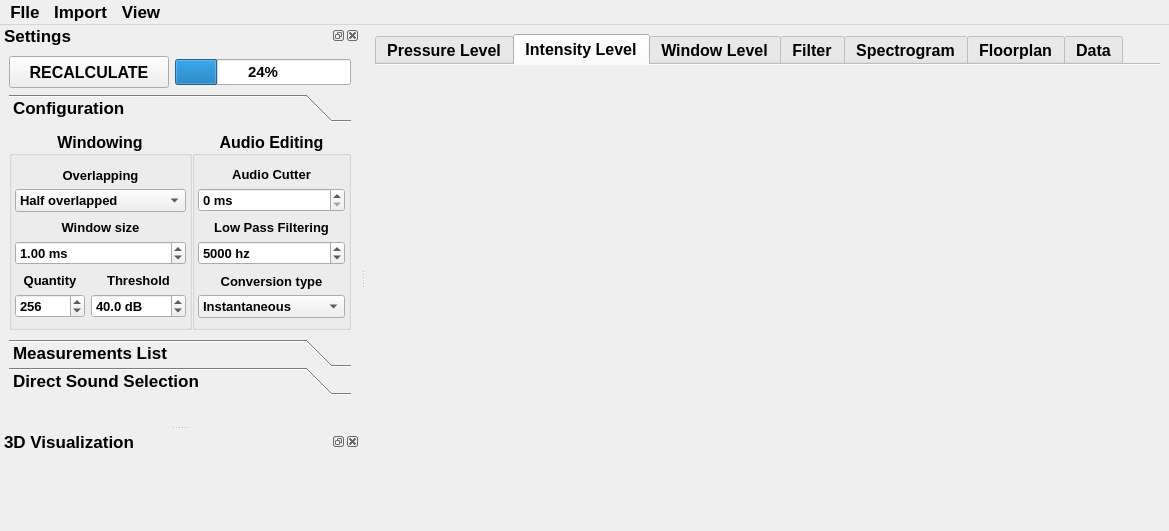
Above: Versiones anteriores/Version 3/interface.ui from imieza/IR3D-Visualizer before the change. Below: the same form after it.
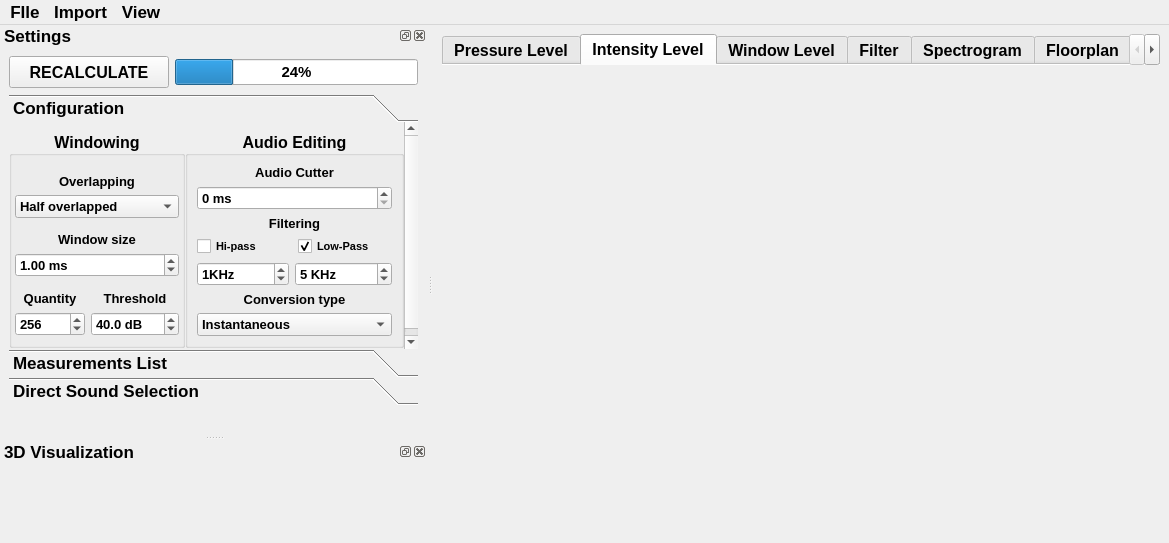
That is the form after the change. The open tabs and pages were chosen to show the change. Custom widgets are drawn as their Qt base class.

The edit to the form file:
```diff
--- a/Versiones anteriores/Version 3/interface.ui
+++ b/Versiones anteriores/Version 3/interface.ui
@@ -7,7 +7,7 @@
     <x>0</x>
     <y>0</y>
     <width>1169</width>
-    <height>525</height>
+    <height>543</height>
    </rect>
   </property>
   <property name="sizePolicy">
@@ -24,7 +24,13 @@
    </font>
   </property>
   <property name="windowTitle">
-   <string>MainWindow</string>
+   <string>IRV360</string>
+  </property>
+  <property name="toolButtonStyle">
+   <enum>Qt::ToolButtonFollowStyle</enum>
+  </property>
+  <property name="unifiedTitleAndToolBarOnMac">
+   <bool>true</bool>
   </property>
   <widget class="QWidget" name="widgetTabs">
    <property name="minimumSize">
@@ -206,13 +212,13 @@
    <property name="minimumSize">
     <size>
      <width>360</width>
-     <height>400</height>
+     <height>410</height>
     </size>
    </property>
    <property name="maximumSize">
     <size>
      <width>700</width>
-     <height>400</height>
+     <height>410</height>
     </size>
    </property>
    <property name="font">
@@ -311,8 +317,8 @@
          <rect>
           <x>0</x>
           <y>0</y>
-          <width>342</width>
-          <height>205</height>
+          <width>394</width>
+          <height>230</height>
          </rect>
         </property>
         <property name="cursor">
@@ -691,13 +697,7 @@
              <property name="alignment">
               <set>Qt::AlignCenter</set>
              </property>
-             <layout class="QVBoxLayout" name="verticalLayout_2">
-              <property name="leftMargin">
-               <number>3</number>
-              </property>
-              <property name="rightMargin">
-               <number>3</number>
-              </property>
+             <layout class="QVBoxLayout" name="verticalLayout_4">
               <item>
                <layout class="QVBoxLayout" name="verticalLayout_6">
                 <item>
@@ -773,7 +773,7 @@
                </layout>
               </item>
               <item>
-               <layout class="QVBoxLayout" name="verticalLayout_4">
+               <layout class="QVBoxLayout" name="verticalLayout_2">
                 <item>
                  <widget class="QLabel" name="lowPassFiltering_2">
                   <property name="sizePolicy">
@@ -799,13 +799,93 @@
                    <enum>Qt::LeftToRight</enum>
                   </property>
                   <property name="text">
-                   <string>Low Pass Filtering</string>
+                   <string>Filtering</string>
                   </property>
                   <property name="alignment">
-                   <set>Qt::AlignBottom|Qt::AlignHCenter</set>
+                   <set>Qt::AlignHCenter|Qt::AlignTop</set>
                   </property>
                   <property name="margin">
                    <number>-1</number>
+                  </property>
+                 </widget>
+                </item>
+                <item>
+                 <layout class="QHBoxLayout" name="horizontalLayout_3">
+                  <item>
+                   <widget class="QCheckBox" name="hi_pass_active">
+                    <property name="minimumSize">
+                     <size>
+                      <width>30</width>
+                      <height>0</height>
+                     </size>
+                    </property>
+                    <property name="font">
+                     <font>
+                      <pointsize>8</pointsize>
+                     </font>
+                    </property>
+                    <property name="text">
+                     <string>Hi-pass</string>
+                    </property>
+                   </widget>
+                  </item>
+                  <item>
+                   <widget class="QCheckBox" name="low_pass_active">
+                    <property name="minimumSize">
+                     <size>
+                      <width>30</width>
+                      <height>0</height>
+                     </size>
+                    </property>
+                    <property name="font">
+                     <font>
+                      <pointsize>8</pointsize>
+                     </font>
+                    </property>
+                    <property name="text">
+                     <string>Low-Pass</string>
+                    </property>
+                    <property name="checked">
+                     <bool>true</bool>
+                    </property>
+                    <property name="tristate">
+                     <bool>false</bool>
+                    </property>
+                   </widget>
+                  </item>
+                 </layout>
+                </item>
+                <item>
+                 <layout class="QHBoxLayout" name="horizontalLayout_2">
+                  <item>
+                   <widget class="QDoubleSpinBox" name="hiPassFiltering">
+                    <property name="minimumSize">
+                     <size>
+                      <width>30</width>
+                      <height>0</height>
+                     </size>
+                    </property>
+                    <property name="font">
+                     <font>
+                      <pointsize>10</pointsize>
+                      <weight>75</weight>
+                      <bold>true</bold>
+                     </font>
+                    </property>
+                    <property name="cursor">
+                     <cursorShape>PointingHandCursor</cursorShape>
+                    </property>
+                    <property name="suffix">
+                     <string>KHz</string>
+                    </property>
+                    <property name="decimals">
+                     <number>0</number>
+                    </property>
+                    <property name="maximum">
+                     <double>100000.000000000000000</double>
+                    </property>
+                    <property name="value">
+                     <double>1.000000000000000</double>
                   </property>
                  </widget>
                 </item>
@@ -813,7 +893,7 @@
                  <widget class="QDoubleSpinBox" name="lowPassFiltering">
                   <property name="minimumSize">
                    <size>
-                    <width>50</width>
+                      <width>30</width>
                     <height>0</height>
                    </size>
                   </property>
@@ -828,7 +908,7 @@
                    <cursorShape>PointingHandCursor</cursorShape>
                   </property>
                   <property name="suffix">
-                   <string> hz</string>
+                     <string> KHz</string>
                   </property>
                   <property name="decimals">
                    <number>0</number>
@@ -837,9 +917,11 @@
                    <double>100000.000000000000000</double>
                   </property>
                   <property name="value">
-                   <double>5000.000000000000000</double>
-                  </property>
-                 </widget>
+                     <double>5.000000000000000</double>
+                    </property>
+                   </widget>
+                  </item>
+                 </layout>
                 </item>
                </layout>
               </item>
```
Left out of the diff: 14 changed lines with no effect on the pictures. Lines whose indentation alone changed are shown as unchanged.
